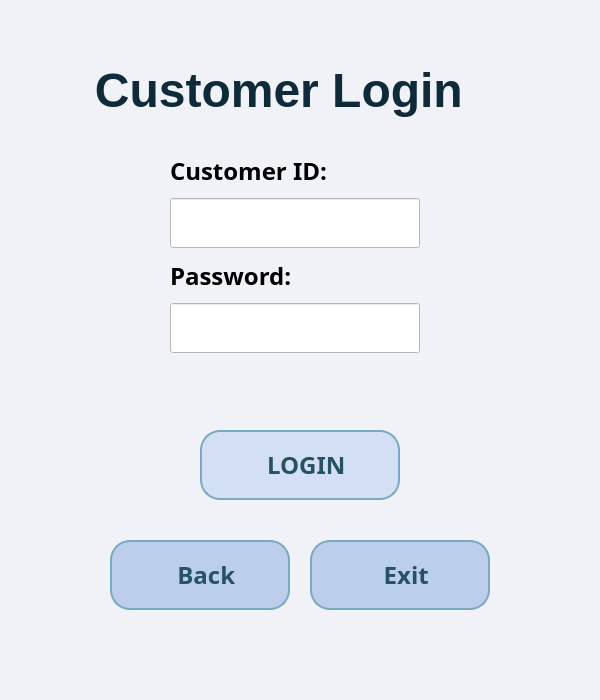
Old version of the form customer_login_window.ui in the repository melikkekaya/BankingApp_SQL.
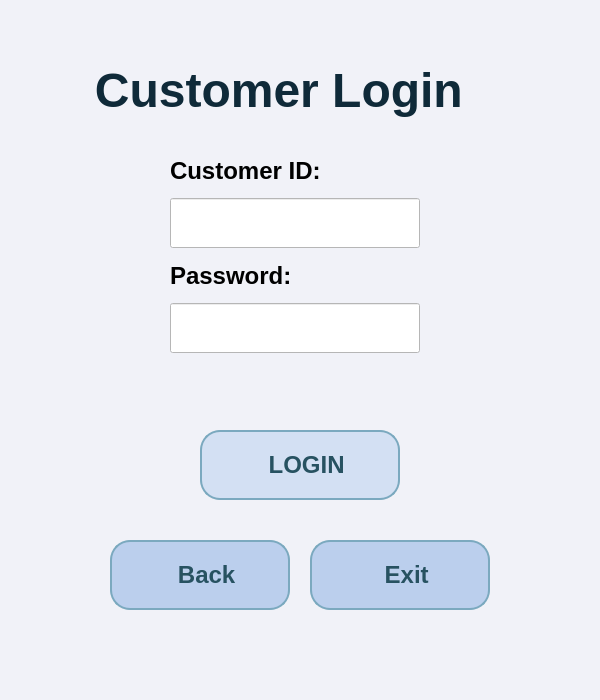
New version of the form. Icons and pictures are not drawn.

Diff of the .ui file:
```diff
--- a/customer_login_window.ui
+++ b/customer_login_window.ui
@@ -79,7 +79,7 @@
     </property>
     <property name="font">
      <font>
-      <family>Bahnschrift SemiBold</family>
+      <family>Arial</family>
       <pointsize>18</pointsize>
       <weight>75</weight>
       <bold>true</bold>
@@ -135,7 +135,7 @@
     </property>
     <property name="font">
      <font>
-      <family>Bahnschrift SemiBold</family>
+      <family>Arial</family>
       <pointsize>18</pointsize>
       <weight>75</weight>
       <bold>true</bold>
@@ -191,7 +191,7 @@
     </property>
     <property name="font">
      <font>
-      <family>Bahnschrift SemiBold</family>
+      <family>Arial</family>
       <pointsize>18</pointsize>
       <weight>75</weight>
       <bold>true</bold>
@@ -238,7 +238,7 @@
       <widget class="QLabel" name="csloginwdw_lbl_ADid">
        <property name="font">
         <font>
-         <family>Bahnschrift SemiBold</family>
+         <family>Arial</family>
          <pointsize>18</pointsize>
          <weight>75</weight>
          <bold>true</bold>
@@ -272,7 +272,7 @@
       <widget class="QLabel" name="csloginwdw_lbl_ADpassword">
        <property name="font">
         <font>
-         <family>Bahnschrift SemiBold</family>
+         <family>Arial</family>
          <pointsize>18</pointsize>
          <weight>75</weight>
          <bold>true</bold>
```
